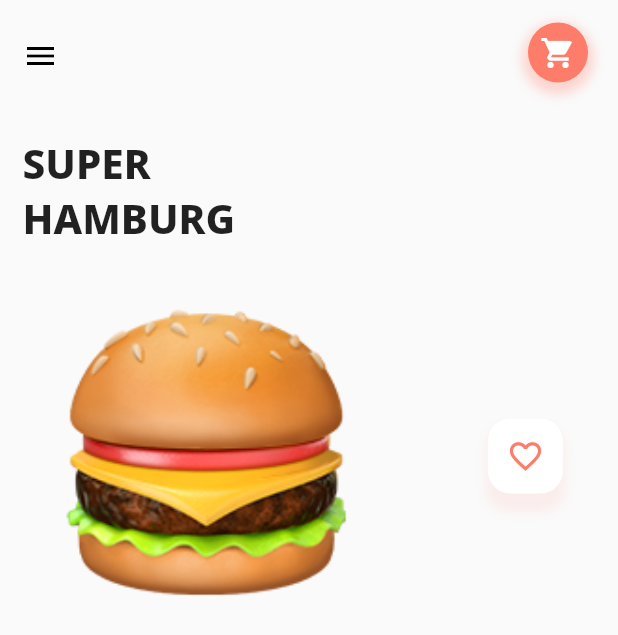
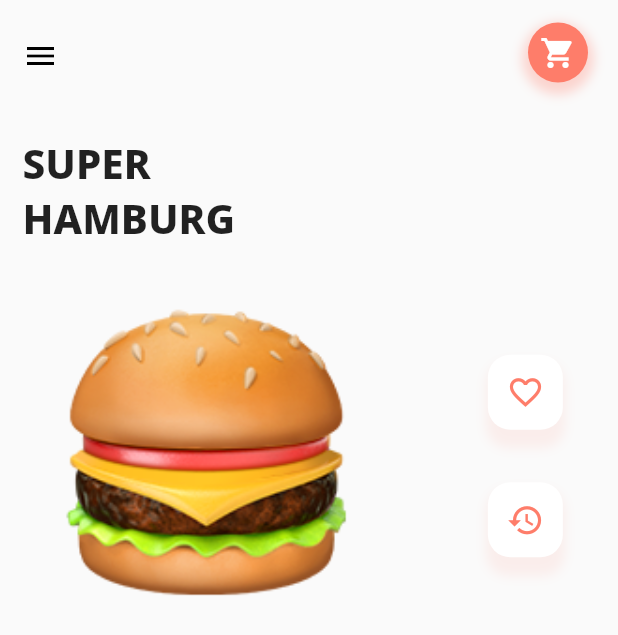
Before and after one commit to Pablofr10/foodApp, a Flutter app: the screen it shows after launch, after a tap on "Hamburg", on a phone screen of 412 x 824 dp. Shown: the top 635 px of the screen. Run offline on Flutter 3.47's test engine with Material 2 defaults, Android fonts, the phone set to English and light mode, and no system bars; our stand-ins replace google_fonts, smooth_star_rating.

Commit message:
Criando botões.

```diff
--- a/lib/burgepage.dart
+++ b/lib/burgepage.dart
@@ -104,19 +104,59 @@ class _BurgerPageState extends State<BurgerPage> {
                                 blurRadius: 6.0,
                                 spreadRadius: 6.0,
                                 offset: Offset(5.0, 11.0))
-                            ]),
+                          ],
+                        ),
                       ),
                       Container(
                         height: 50.0,
                         width: 50.0,
                         decoration: BoxDecoration(
                           borderRadius: BorderRadius.circular(15.0),
-                            color: Colors.white),
+                          color: Colors.white,
+                        ),
                         child: Center(
-                          child: Icon(Icons.favorite_border,
-                              color: Color(0xFFFE7D6A), size: 25.0),
+                          child: Icon(
+                            Icons.favorite_border,
+                            color: Color(0xFFFE7D6A),
+                            size: 25.0,
                           ),
+                        ),
+                      ),
+                    ],
+                  ),
+                  SizedBox(height: 35.0),
+                  Stack(
+                    children: [
+                      Container(
+                        height: 45.0,
+                        width: 40.0,
+                        decoration: BoxDecoration(
+                          borderRadius: BorderRadius.circular(15.0),
+                          boxShadow: [
+                            BoxShadow(
+                              color: Color(0xFFFE7D6A).withOpacity(0.1),
+                              blurRadius: 6.0,
+                              spreadRadius: 6.0,
+                              offset: Offset(5.0, 11.0),
                             )
+                          ],
+                        ),
+                      ),
+                      Container(
+                        height: 50.0,
+                        width: 50.0,
+                        decoration: BoxDecoration(
+                          borderRadius: BorderRadius.circular(15.0),
+                          color: Colors.white,
+                        ),
+                        child: Center(
+                          child: Icon(
+                            Icons.restore,
+                            color: Color(0xFFFE7D6A),
+                            size: 25.0,
+                          ),
+                        ),
+                      ),
                     ],
                   )
                 ],
```
Lines whose indentation alone changed are shown as unchanged.
